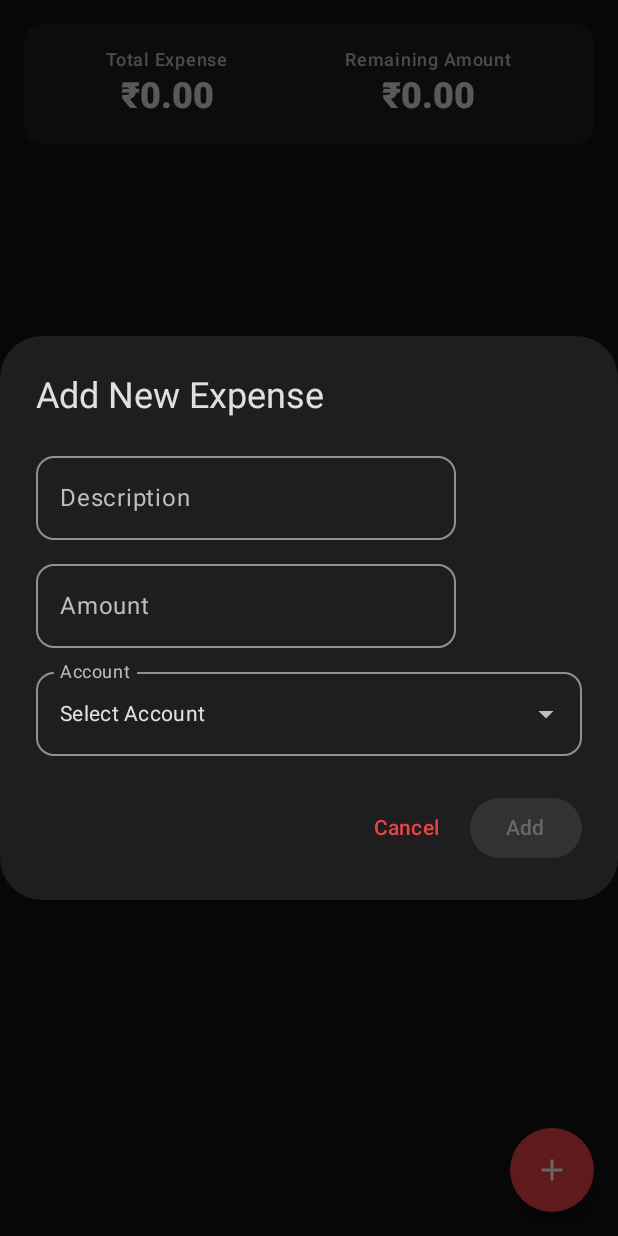
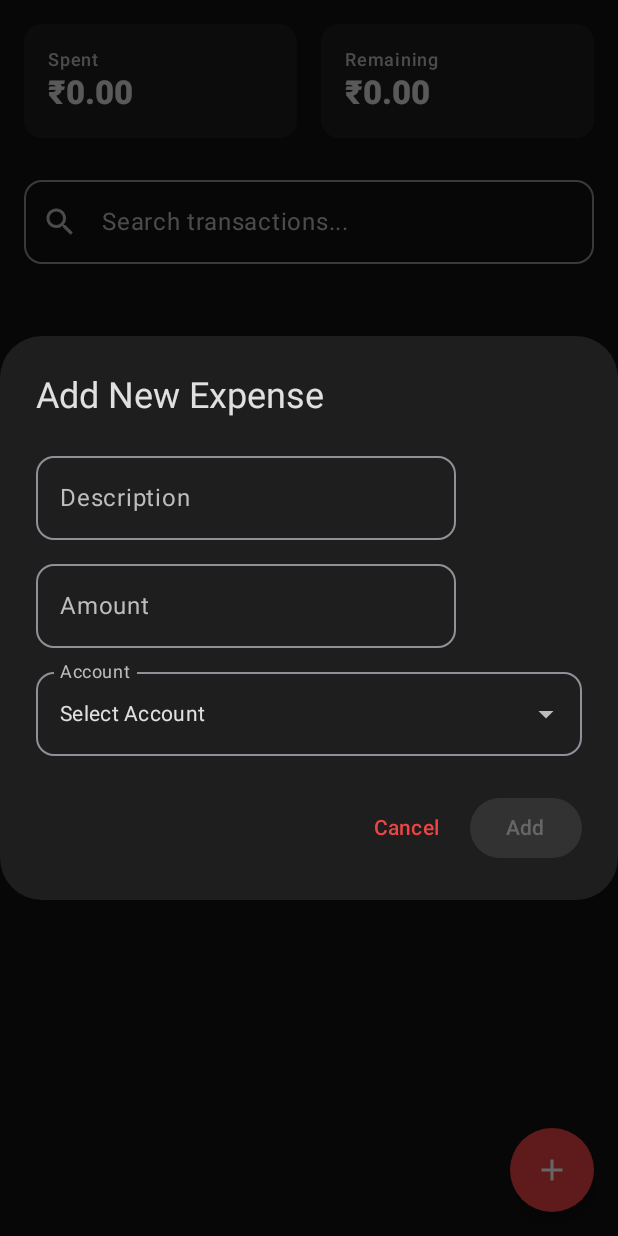
Before and after one commit to Shivxnshjasathi/Zenith-Finance, an Android app built with Jetpack Compose: the composable TransactionsScreen shown on its own in the app's theme, after a tap on "Add Expense", on a phone screen of 412 x 824 dp. Run offline under Robolectric (Android 15) with nearby library versions, the phone set to English and light mode, and no system bars.

Commit message:
added serach

```diff
--- a/app/build.gradle.kts
+++ b/app/build.gradle.kts
@@ -69,4 +69,5 @@ dependencies {
     implementation("androidx.lifecycle:lifecycle-viewmodel-compose:2.7.0")
     implementation("androidx.compose.material:material-icons-core:1.6.8")
     implementation("androidx.compose.material:material-icons-extended:1.6.8")
+    implementation("com.patrykandpatrick.vico:compose-m3:1.13.1")
 }
--- a/app/src/main/java/com/example/financialdashboard/MainActivity.kt
+++ b/app/src/main/java/com/example/financialdashboard/MainActivity.kt
@@ -208,6 +208,19 @@ class FinancialViewModel : ViewModel() {
         monthData.expenses.add(0, Expense(description = description, amount = amount, date = date, bankAccountId = bankAccountId, categoryId = dailySpendsCategory.id))
         appState = appState.copy(monthlyData = appState.monthlyData.toMutableMap()) // Trigger recomposition
         saveData()
+    }
+
+    fun updateExpense(updatedExpense: Expense) {
+        val yearMonth = updatedExpense.date.substring(0, 7)
+        val monthData = appState.monthlyData[yearMonth]
+        if (monthData != null) {
+            val index = monthData.expenses.indexOfFirst { it.id == updatedExpense.id }
+            if (index != -1) {
+                monthData.expenses[index] = updatedExpense
+                appState = appState.copy(monthlyData = appState.monthlyData.toMutableMap()) // Trigger recomposition
+                saveData()
+            }
+        }
     }
 
     fun deleteExpense(expenseId: Long) {
@@ -532,7 +545,7 @@ fun AppDrawerContent(
             // Footer
             Divider(color = MaterialTheme.colorScheme.onSurface.copy(alpha = 0.12f))
             Text(
-                "Zenith Finance v1.0",
+                "Zenith Finance v1.1",
                 style = MaterialTheme.typography.bodySmall,
                 color = MaterialTheme.colorScheme.onSurfaceVariant,
                 textAlign = TextAlign.Center,
@@ -693,12 +706,18 @@ fun BudgetScreen(viewModel: FinancialViewModel) {
 @Composable
 fun TransactionsScreen(viewModel: FinancialViewModel) {
     var showAddExpenseDialog by remember { mutableStateOf(false) }
+    var expenseToEdit by remember { mutableStateOf<Expense?>(null) }
+    var searchQuery by remember { mutableStateOf("") }
     val currentMonthData = viewModel.appState.monthlyData[viewModel.currentMonth] ?: MonthlyData()
-    val expensesForCurrentMonth = currentMonthData.expenses
-    val expensesByDate = expensesForCurrentMonth.groupBy { it.date }
+
+    val filteredExpenses = currentMonthData.expenses.filter {
+        it.description.contains(searchQuery, ignoreCase = true)
+    }
+
+    val expensesByDate = filteredExpenses.groupBy { it.date }
         .toSortedMap(compareByDescending { LocalDate.parse(it) })
 
-    val totalExpense = expensesForCurrentMonth.sumOf { it.amount }
+    val totalExpense = currentMonthData.expenses.sumOf { it.amount }
     val salary = currentMonthData.monthlySalary
     val totalAllocated = currentMonthData.categories.sumOf { it.amount }
     val remainingAmount = salary - totalAllocated - totalExpense
@@ -707,7 +726,10 @@ fun TransactionsScreen(viewModel: FinancialViewModel) {
     Scaffold(
         floatingActionButton = {
             FloatingActionButton(
-                onClick = { showAddExpenseDialog = true },
+                onClick = {
+                    expenseToEdit = null
+                    showAddExpenseDialog = true
+                },
                 shape = CircleShape,
                 containerColor = MaterialTheme.colorScheme.primary,
                 contentColor = MaterialTheme.colorScheme.onPrimary
@@ -718,27 +740,45 @@ fun TransactionsScreen(viewModel: FinancialViewModel) {
         containerColor = MaterialTheme.colorScheme.background
     ) { padding ->
         Column(modifier = Modifier.padding(padding).fillMaxSize()) {
-            // Header with Total and Daily Average
+            // Summary cards
             Row(
                 modifier = Modifier
                     .fillMaxWidth()
-                    .padding(16.dp)
-                    .background(MaterialTheme.colorScheme.surface, RoundedCornerShape(12.dp))
                     .padding(16.dp),
-                horizontalArrangement = Arrangement.SpaceAround
+                horizontalArrangement = Arrangement.spacedBy(16.dp)
             ) {
-                Column(horizontalAlignment = Alignment.CenterHorizontally) {
-                    Text("Total Expense", style = MaterialTheme.typography.labelMedium, color = MaterialTheme.colorScheme.onSurfaceVariant)
-                    AnimatedCounter(target = totalExpense, style = MaterialTheme.typography.headlineSmall)
+                Card(
+                    colors = CardDefaults.cardColors(containerColor = MaterialTheme.colorScheme.surface),
+                    modifier = Modifier.weight(1f), shape = RoundedCornerShape(12.dp)) {
+                    Column(Modifier.padding(16.dp)) {
+                        Text("Spent", style = MaterialTheme.typography.labelMedium, color = MaterialTheme.colorScheme.onSurfaceVariant)
+                        AnimatedCounter(target = totalExpense, style = MaterialTheme.typography.titleLarge)
+                    }
                 }
-                Column(horizontalAlignment = Alignment.CenterHorizontally) {
-                    Text("Remaining Amount", style = MaterialTheme.typography.labelMedium, color = MaterialTheme.colorScheme.onSurfaceVariant)
-                    AnimatedCounter(target = remainingAmount, style = MaterialTheme.typography.headlineSmall)
+                Card(
+                    colors = CardDefaults.cardColors(containerColor = MaterialTheme.colorScheme.surface),
+                    modifier = Modifier.weight(1f), shape = RoundedCornerShape(12.dp)) {
+                    Column(Modifier.padding(16.dp)) {
+                        Text("Remaining", style = MaterialTheme.typography.labelMedium, color = MaterialTheme.colorScheme.onSurfaceVariant)
+                        AnimatedCounter(target = remainingAmount, style = MaterialTheme.typography.titleLarge)
+                    }
                 }
             }
 
+            // Search Bar
+            OutlinedTextField(
+                value = searchQuery,
+                onValueChange = { searchQuery = it },
+                label = { Text("Search transactions...") },
+                leadingIcon = { Icon(Icons.Default.Search, contentDescription = null) },
+                modifier = Modifier
+                    .fillMaxWidth()
+                    .padding(horizontal = 16.dp, vertical = 4.dp),
+                shape = RoundedCornerShape(12.dp)
+            )
+
             // Expense List
-            if (expensesForCurrentMonth.isEmpty()) {
+            if (currentMonthData.expenses.isEmpty()) {
                 Box(modifier = Modifier.fillMaxSize(), contentAlignment = Alignment.Center) {
                     Text(
                         text = "No expenses this month. Tap '+' to add one.",
@@ -755,7 +795,7 @@ fun TransactionsScreen(viewModel: FinancialViewModel) {
                     expensesByDate.forEach { (date, expenses) ->
                         item {
                             Row(
-                                modifier = Modifier.fillMaxWidth().padding(vertical = 8.dp),
+                                modifier = Modifier.fillMaxWidth().padding(vertical = 8.dp, horizontal = 4.dp),
                                 horizontalArrangement = Arrangement.SpaceBetween,
                                 verticalAlignment = Alignment.CenterVertically
                             ) {
@@ -777,7 +817,11 @@ fun TransactionsScreen(viewModel: FinancialViewModel) {
                                 ExpenseItem(
                                     expense = expense,
                                     category = viewModel.getCategoryById(expense.categoryId),
-                                    onDelete = { viewModel.deleteExpense(expense.id) }
+                                    onDelete = { viewModel.deleteExpense(expense.id) },
+                                    onEdit = {
+                                        expenseToEdit = expense
+                                        showAddExpenseDialog = true
+                                    }
                                 )
                             }
                         }
@@ -789,10 +833,22 @@ fun TransactionsScreen(viewModel: FinancialViewModel) {
 
     if (showAddExpenseDialog) {
         AddExpenseDialog(
+            expenseToEdit = expenseToEdit,
             bankAccounts = viewModel.appState.bankAccounts,
             onDismiss = { showAddExpenseDialog = false },
-            onConfirm = { desc, amount, date, bankId ->
-                viewModel.addExpense(desc, amount, date, bankId)
+            onConfirm = { desc, amount, date, bankId, id ->
+                if (id == null) {
+                    viewModel.addExpense(desc, amount, date, bankId)
+                } else {
+                    expenseToEdit?.let { originalExpense ->
+                        viewModel.updateExpense(originalExpense.copy(
+                            description = desc,
+                            amount = amount,
+                            date = date,
+                            bankAccountId = bankId
+                        ))
+                    }
+                }
                 showAddExpenseDialog = false
             }
         )
@@ -896,11 +952,11 @@ fun CategoryCard(category: Category, onAmountChange: (Double) -> Unit, onDelete:
 
 @RequiresApi(Build.VERSION_CODES.O)
 @Composable
-fun ExpenseItem(expense: Expense, category: Category?, onDelete: () -> Unit) {
+fun ExpenseItem(expense: Expense, category: Category?, onDelete: () -> Unit, onEdit: () -> Unit) {
     var showDeleteDialog by remember { mutableStateOf(false) }
 
     Row(
-        modifier = Modifier.fillMaxWidth().padding(vertical = 8.dp),
+        modifier = Modifier.fillMaxWidth().padding(vertical = 4.dp),
         verticalAlignment = Alignment.CenterVertically
     ) {
         Box(
@@ -928,13 +984,12 @@ fun ExpenseItem(expense: Expense, category: Category?, onDelete: () -> Unit) {
                 )
             }
         }
-        Text(formatCurrency(expense.amount), fontWeight = FontWeight.Bold, style = MaterialTheme.typography.bodyLarge)
+        Text(formatCurrency(expense.amount), fontWeight = FontWeight.Bold, style = MaterialTheme.typography.bodyMedium)
+        IconButton(onClick = onEdit) {
+            Icon(Icons.Filled.Edit, contentDescription = "Edit Expense", tint = MaterialTheme.colorScheme.onSurfaceVariant.copy(alpha = 0.7f))
+        }
         IconButton(onClick = { showDeleteDialog = true }) {
-            Icon(
-                Icons.Filled.DeleteOutline,
-                contentDescription = "Delete Expense",
-                tint = MaterialTheme.colorScheme.onSurfaceVariant
-            )
+            Icon(Icons.Filled.DeleteOutline, contentDescription = "Delete Expense", tint = MaterialTheme.colorScheme.onSurfaceVariant.copy(alpha = 0.7f))
         }
     }
 
@@ -1095,18 +1150,20 @@ fun AddCategoryDialog(onDismiss: () -> Unit, onConfirm: (String, String) -> Unit
 @OptIn(ExperimentalMaterial3Api::class)
 @Composable
 fun AddExpenseDialog(
+    expenseToEdit: Expense?,
     bankAccounts: List<BankAccount>,
     onDismiss: () -> Unit,
-    onConfirm: (String, Double, String, Long) -> Unit
+    onConfirm: (String, Double, String, Long, Long?) -> Unit
 ) {
-    var description by remember { mutableStateOf("") }
-    var amount by remember { mutableStateOf("") }
-    var selectedBankAccountId by remember { mutableStateOf(bankAccounts.firstOrNull()?.id) }
+    var description by remember { mutableStateOf(expenseToEdit?.description ?: "") }
+    var amount by remember { mutableStateOf(expenseToEdit?.amount?.toString() ?: "") }
+    var selectedBankAccountId by remember { mutableStateOf(expenseToEdit?.bankAccountId ?: bankAccounts.firstOrNull()?.id) }
+    val isEditing = expenseToEdit != null
 
     AlertDialog(
         onDismissRequest = onDismiss,
         containerColor = MaterialTheme.colorScheme.surface,
-        title = { Text("Add New Expense") },
+        title = { Text(if (isEditing) "Edit Expense" else "Add New Expense") },
         text = {
             Column(verticalArrangement = Arrangement.spacedBy(8.dp)) {
                 OutlinedTextField(value = description, onValueChange = { description = it }, label = { Text("Description") }, shape = RoundedCornerShape(12.dp))
@@ -1133,11 +1190,11 @@ fun AddExpenseDialog(
                 onClick = {
                     val expenseAmount = amount.toDoubleOrNull()
                     if (description.isNotBlank() && expenseAmount != null && selectedBankAccountId != null) {
-                        onConfirm(description, expenseAmount, LocalDate.now().toString(), selectedBankAccountId!!)
+                        onConfirm(description, expenseAmount, expenseToEdit?.date ?: LocalDate.now().toString(), selectedBankAccountId!!, expenseToEdit?.id)
                     }
                 },
                 enabled = description.isNotBlank() && amount.toDoubleOrNull() != null && selectedBankAccountId != null
-            ) { Text("Add") }
+            ) { Text(if (isEditing) "Save" else "Add") }
         },
         dismissButton = { TextButton(onClick = onDismiss) { Text("Cancel") } }
     )
@@ -1162,7 +1219,6 @@ fun MonthPickerDialog(onDismiss: () -> Unit, onMonthSelected: (YearMonth) -> Uni
         }
     }
 }
-
 
 // --- Utility Functions ---
 fun formatCurrency(amount: Double): String {
```
